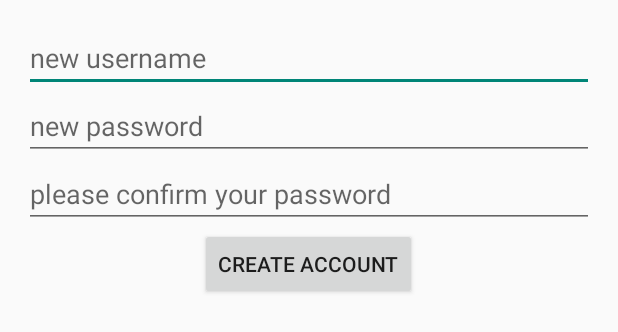
After one commit to Cynthia1991/Pacman, an Android app: the layout creat_account.xml on its own in the app's theme, with its tools: preview values and no code run, on a phone screen of 412 x 824 dp. The commit adds this screen. Shown: the top 332 px of the screen. Run offline under Robolectric (Android 15) with nearby library versions, the phone set to English and light mode, and no system bars.

Commit message:
create account and unit test

```diff
--- a/DementiaAid/mobile/build.gradle
+++ b/DementiaAid/mobile/build.gradle
@@ -37,10 +37,10 @@ dependencies {
     compile 'com.android.support:appcompat-v7:22.2.1'
     compile 'com.google.android.gms:play-services:6.5.87'
     compile 'com.google.maps.android:android-maps-utils:0.3.4'
-
     testCompile 'junit:junit:4.12'
-
+   testCompile "org.mockito:mockito-core:1.+"
     //compile 'com.pushbots:pushbots-lib:2.0.13@aar'
     compile 'com.android.support:support-v4:22.0.0'
 
+
 }
--- a/DementiaAid/mobile/src/main/java/pacman372/dementiaaid/LoginResult.java
+++ b/DementiaAid/mobile/src/main/java/pacman372/dementiaaid/LoginResult.java
@@ -26,6 +26,8 @@ import java.io.Reader;
 import java.io.UnsupportedEncodingException;
 import java.net.HttpURLConnection;
 import java.net.URL;
+
+import pacman372.dementiaaid.EntityClasses.Location;
 
 public class LoginResult extends AppCompatActivity {
 
--- /dev/null
+++ b/DementiaAid/mobile/src/main/res/layout/creat_account.xml
@@ -0,0 +1,38 @@
+<LinearLayout xmlns:android="http://schemas.android.com/apk/res/android"
+    xmlns:tools="http://schemas.android.com/tools"
+    android:layout_width="match_parent"
+    android:layout_height="match_parent"
+    android:paddingLeft="@dimen/activity_horizontal_margin"
+    android:paddingRight="@dimen/activity_horizontal_margin"
+    android:paddingTop="@dimen/activity_vertical_margin"
+    android:paddingBottom="@dimen/activity_vertical_margin"
+    android:orientation="vertical"
+    android:layout_centerHorizontal="true"
+    android:layout_centerVertical="true"
+    tools:context="pacman372.dementiaaid.CreateAccount.CreateAccount">
+
+    <EditText android:id="@+id/new_username"
+        android:layout_width="match_parent"
+        android:layout_height="wrap_content"
+        android:layout_gravity="center"
+        android:hint="@string/new_username_msg" />
+
+    <EditText android:id="@+id/new_password"
+        android:layout_width="match_parent"
+        android:layout_height="wrap_content"
+        android:layout_gravity="center"
+        android:hint="@string/new_password" />
+    <EditText android:id="@+id/newpassword_confirm"
+        android:layout_width="match_parent"
+        android:layout_height="wrap_content"
+        android:layout_gravity="center"
+        android:hint="@string/confirm_password" />
+
+    <Button
+        android:layout_width="wrap_content"
+        android:layout_height="wrap_content"
+        android:layout_gravity="center"
+        android:text="Create Account"
+        android:onClick="TryCreatNewAccount"/>
+
+</LinearLayout>
--- a/DementiaAid/mobile/src/main/res/values/strings.xml
+++ b/DementiaAid/mobile/src/main/res/values/strings.xml
@@ -15,4 +15,10 @@
     <string name="button_login">Login</string>
     <string name="title_activity_login_result">LoginResult</string>
     <string name="sharedPreferences">pacman372.dementiaaid.userDetails</string>
+    <string name="confirm_password">please confirm your password</string>
+    <string name="new_username_msg">new username</string>
+    <string name="new_password">new password</string>
+    <string name="password_mismatch_error"> password dont match</string>
+    <string name="empty_error">Can\'t be empty</string>
+    <string name="create_failed">create account failed</string>
 </resources>
```
Also changed, not shown: DementiaAid/mobile/src/main/java/pacman372/dementiaaid/CreateAccount/CreatAccountActivity.java (added, +81 -0 lines), DementiaAid/mobile/src/main/java/pacman372/dementiaaid/CreateAccount/CreateAccount.java (added, +19 -0 lines), DementiaAid/mobile/src/main/java/pacman372/dementiaaid/CreateAccount/CreateAccountPr.java (added, +44 -0 lines), DementiaAid/mobile/src/main/java/pacman372/dementiaaid/CreateAccount/CreateAccountView.java (added, +21 -0 lines), 5 other files.
